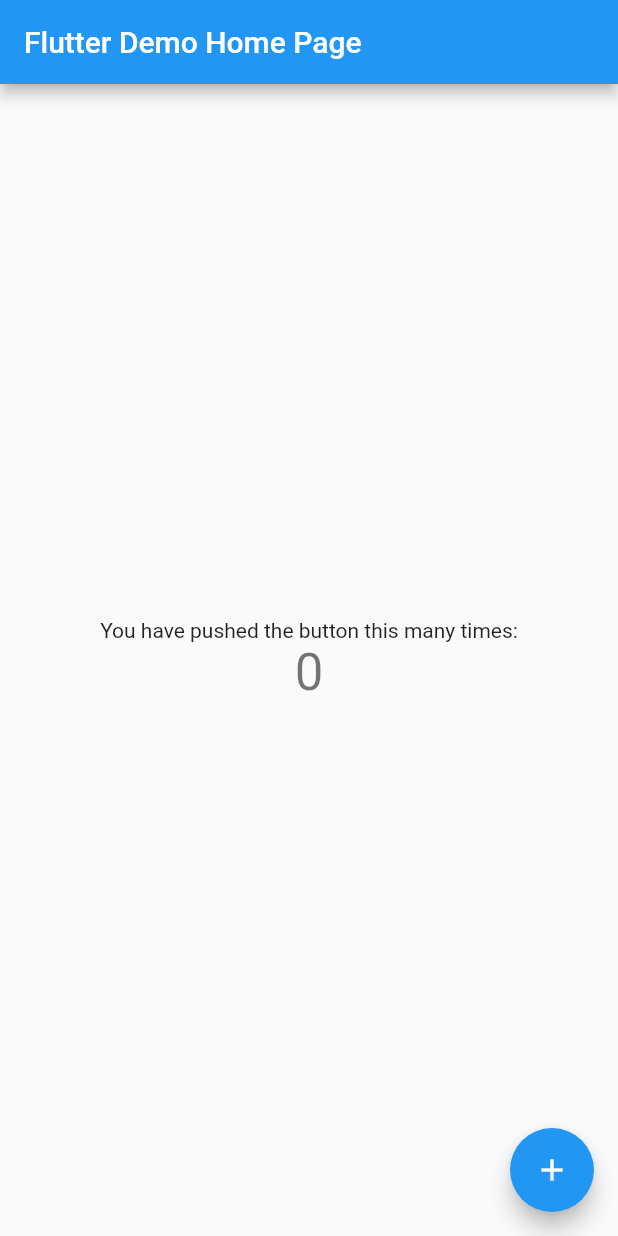
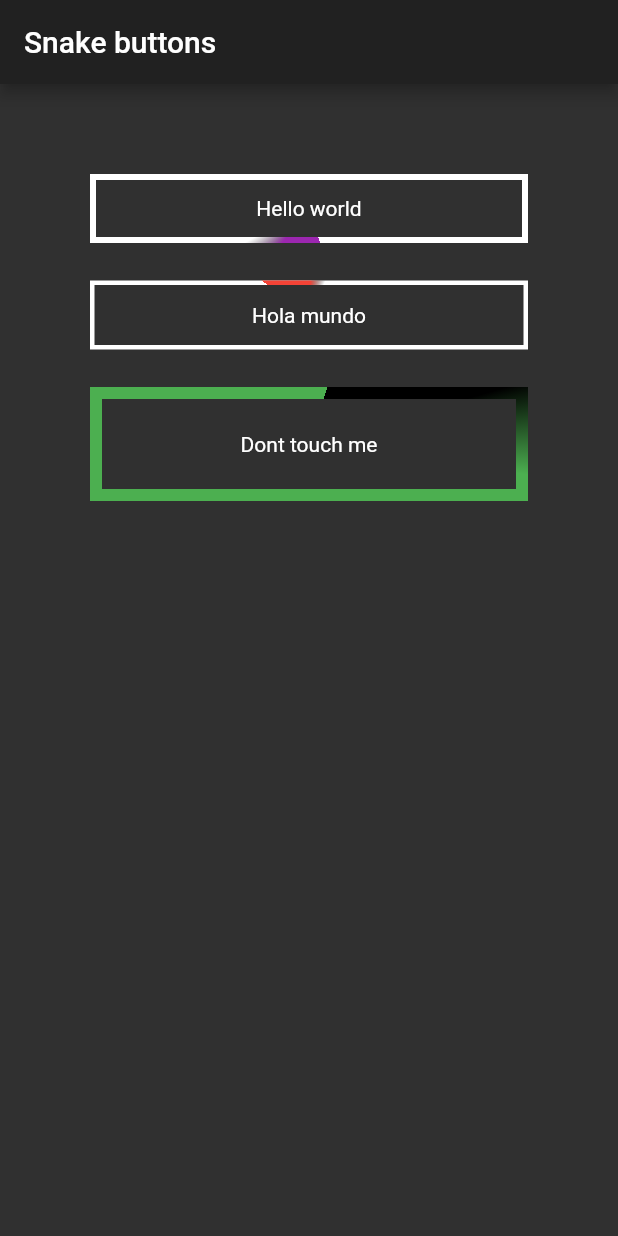
Before and after one commit to jeespoping/snake_button, a Flutter app: the screen it shows after launch, on a phone screen of 412 x 824 dp. Run offline on Flutter 3.47's test engine with Material 2 defaults, Android fonts, the phone set to English and light mode, and no system bars.

```diff
--- a/lib/main.dart
+++ b/lib/main.dart
@@ -1,117 +1,19 @@
 import 'package:flutter/material.dart';
+import 'package:flutter_snake_button/pages/main_snake_buttons.dart';
 
-void main() {
-  runApp(MyApp());
-}
+void main() => runApp(MyApp());
 
 class MyApp extends StatelessWidget {
-  // This widget is the root of your application.
   @override
   Widget build(BuildContext context) {
     return MaterialApp(
-      title: 'Flutter Demo',
-      theme: ThemeData(
-        // This is the theme of your application.
-        //
-        // Try running your application with "flutter run". You'll see the
-        // application has a blue toolbar. Then, without quitting the app, try
-        // changing the primarySwatch below to Colors.green and then invoke
-        // "hot reload" (press "r" in the console where you ran "flutter run",
-        // or simply save your changes to "hot reload" in a Flutter IDE).
-        // Notice that the counter didn't reset back to zero; the application
-        // is not restarted.
-        primarySwatch: Colors.blue,
-        // This makes the visual density adapt to the platform that you run
-        // the app on. For desktop platforms, the controls will be smaller and
-        // closer together (more dense) than on mobile platforms.
-        visualDensity: VisualDensity.adaptivePlatformDensity,
-      ),
-      home: MyHomePage(title: 'Flutter Demo Home Page'),
+      debugShowCheckedModeBanner: false,
+      theme: ThemeData.dark(),
+      title: 'Snake Button',
+      initialRoute: '/',
+      routes: <String, WidgetBuilder>{
+        '/': (BuildContext context) => MainSnakeButtons(),
+      },
     );
   }
 }
-
-class MyHomePage extends StatefulWidget {
-  MyHomePage({Key key, this.title}) : super(key: key);
-
-  // This widget is the home page of your application. It is stateful, meaning
-  // that it has a State object (defined below) that contains fields that affect
-  // how it looks.
-
-  // This class is the configuration for the state. It holds the values (in this
-  // case the title) provided by the parent (in this case the App widget) and
-  // used by the build method of the State. Fields in a Widget subclass are
-  // always marked "final".
-
-  final String title;
-
-  @override
-  _MyHomePageState createState() => _MyHomePageState();
-}
-
-class _MyHomePageState extends State<MyHomePage> {
-  int _counter = 0;
-
-  void _incrementCounter() {
-    setState(() {
-      // This call to setState tells the Flutter framework that something has
-      // changed in this State, which causes it to rerun the build method below
-      // so that the display can reflect the updated values. If we changed
-      // _counter without calling setState(), then the build method would not be
-      // called again, and so nothing would appear to happen.
-      _counter++;
-    });
-  }
-
-  @override
-  Widget build(BuildContext context) {
-    // This method is rerun every time setState is called, for instance as done
-    // by the _incrementCounter method above.
-    //
-    // The Flutter framework has been optimized to make rerunning build methods
-    // fast, so that you can just rebuild anything that needs updating rather
-    // than having to individually change instances of widgets.
-    return Scaffold(
-      appBar: AppBar(
-        // Here we take the value from the MyHomePage object that was created by
-        // the App.build method, and use it to set our appbar title.
-        title: Text(widget.title),
-      ),
-      body: Center(
-        // Center is a layout widget. It takes a single child and positions it
-        // in the middle of the parent.
-        child: Column(
-          // Column is also a layout widget. It takes a list of children and
-          // arranges them vertically. By default, it sizes itself to fit its
-          // children horizontally, and tries to be as tall as its parent.
-          //
-          // Invoke "debug painting" (press "p" in the console, choose the
-          // "Toggle Debug Paint" action from the Flutter Inspector in Android
-          // Studio, or the "Toggle Debug Paint" command in Visual Studio Code)
-          // to see the wireframe for each widget.
-          //
-          // Column has various properties to control how it sizes itself and
-          // how it positions its children. Here we use mainAxisAlignment to
-          // center the children vertically; the main axis here is the vertical
-          // axis because Columns are vertical (the cross axis would be
-          // horizontal).
-          mainAxisAlignment: MainAxisAlignment.center,
-          children: <Widget>[
-            Text(
-              'You have pushed the button this many times:',
-            ),
-            Text(
-              '$_counter',
-              style: Theme.of(context).textTheme.headline4,
-            ),
-          ],
-        ),
-      ),
-      floatingActionButton: FloatingActionButton(
-        onPressed: _incrementCounter,
-        tooltip: 'Increment',
-        child: Icon(Icons.add),
-      ), // This trailing comma makes auto-formatting nicer for build methods.
-    );
-  }
-}
--- /dev/null
+++ b/lib/pages/main_snake_buttons.dart
@@ -0,0 +1,165 @@
+import 'package:flutter/material.dart';
+import 'package:vector_math/vector_math_64.dart' as vector;
+
+class MainSnakeButtons extends StatelessWidget {
+  @override
+  Widget build(BuildContext context) {
+    return Scaffold(
+      appBar: AppBar(
+        title: Text('Snake buttons'),
+      ),
+      body: Padding(
+        padding: const EdgeInsets.all(60),
+        child: Column(
+          crossAxisAlignment: CrossAxisAlignment.stretch,
+          children: [
+            SnakeButton(
+              child: Text('Hello world'),
+              onTap: () {
+                print('on tap');
+              },
+            ),
+            const SizedBox(
+              height: 25,
+            ),
+            SnakeButton(
+              snakeColor: Colors.red,
+              borderWidth: 3,
+              duration: const Duration(seconds: 3),
+              child: Text('Hola mundo'),
+              onTap: () {
+                print('on tap');
+              },
+            ),
+            const SizedBox(
+              height: 25,
+            ),
+            SnakeButton(
+              snakeColor: Colors.black,
+              borderColor: Colors.green,
+              borderWidth: 8,
+              duration: const Duration(seconds: 1),
+              child: Padding(
+                padding: const EdgeInsets.all(15.0),
+                child: Text('Dont touch me'),
+              ),
+              onTap: () {
+                print('on tap');
+              },
+            ),
+          ],
+        ),
+      ),
+    );
+  }
+}
+
+class SnakeButton extends StatefulWidget {
+  final Widget child;
+  final Duration duration;
+  final Color snakeColor;
+  final Color borderColor;
+  final double borderWidth;
+  final VoidCallback onTap;
+
+  const SnakeButton(
+      {Key key,
+      this.onTap,
+      this.child,
+      this.duration,
+      this.snakeColor = Colors.purple,
+      this.borderColor = Colors.white,
+      this.borderWidth = 4.0})
+      : super(key: key);
+
+  @override
+  _SnakeButtonState createState() => _SnakeButtonState();
+}
+
+class _SnakeButtonState extends State<SnakeButton>
+    with SingleTickerProviderStateMixin {
+  AnimationController _controller;
+
+  @override
+  void initState() {
+    super.initState();
+    _controller = AnimationController(
+        vsync: this,
+        duration: widget.duration ??
+            const Duration(
+              milliseconds: 1500,
+            ));
+    _controller.repeat();
+  }
+
+  @override
+  void dispose() {
+    _controller.dispose();
+    super.dispose();
+  }
+
+  @override
+  Widget build(BuildContext context) {
+    return InkWell(
+      onTap: widget.onTap,
+      child: CustomPaint(
+        painter: _SnakePainter(
+          animation: _controller,
+          borderColor: widget.borderColor,
+          borderWidth: widget.borderWidth,
+          snakeColor: widget.snakeColor,
+        ),
+        child: Container(
+          alignment: Alignment.center,
+          child:
+              Padding(padding: const EdgeInsets.all(15.0), child: widget.child),
+        ),
+      ),
+    );
+  }
+}
+
+class _SnakePainter extends CustomPainter {
+  final Animation animation;
+  final Color snakeColor;
+  final Color borderColor;
+  final double borderWidth;
+
+  _SnakePainter({
+    @required this.animation,
+    this.snakeColor,
+    this.borderColor,
+    this.borderWidth,
+  }) : super(repaint: animation);
+
+  @override
+  void paint(Canvas canvas, Size size) {
+    final rect = Offset.zero & size;
+    final paint = Paint()
+      ..shader = SweepGradient(
+        colors: [
+          snakeColor,
+          Colors.transparent,
+        ],
+        stops: [0.7, 1.0],
+        startAngle: 0.0,
+        endAngle: vector.radians(80),
+        transform: GradientRotation(vector.radians(360 * animation.value)),
+      ).createShader(rect);
+
+    final path = Path.combine(PathOperation.xor, Path()..addRect(rect),
+        Path()..addRect(rect.deflate(borderWidth)));
+
+    canvas.drawRect(
+        rect.deflate(borderWidth / 2),
+        Paint()
+          ..strokeWidth = borderWidth
+          ..color = borderColor
+          ..style = PaintingStyle.stroke);
+
+    canvas.drawPath(path, paint);
+  }
+
+  @override
+  bool shouldRepaint(covariant CustomPainter oldDelegate) => true;
+}
```
Also changed, not shown: 1 other file.
